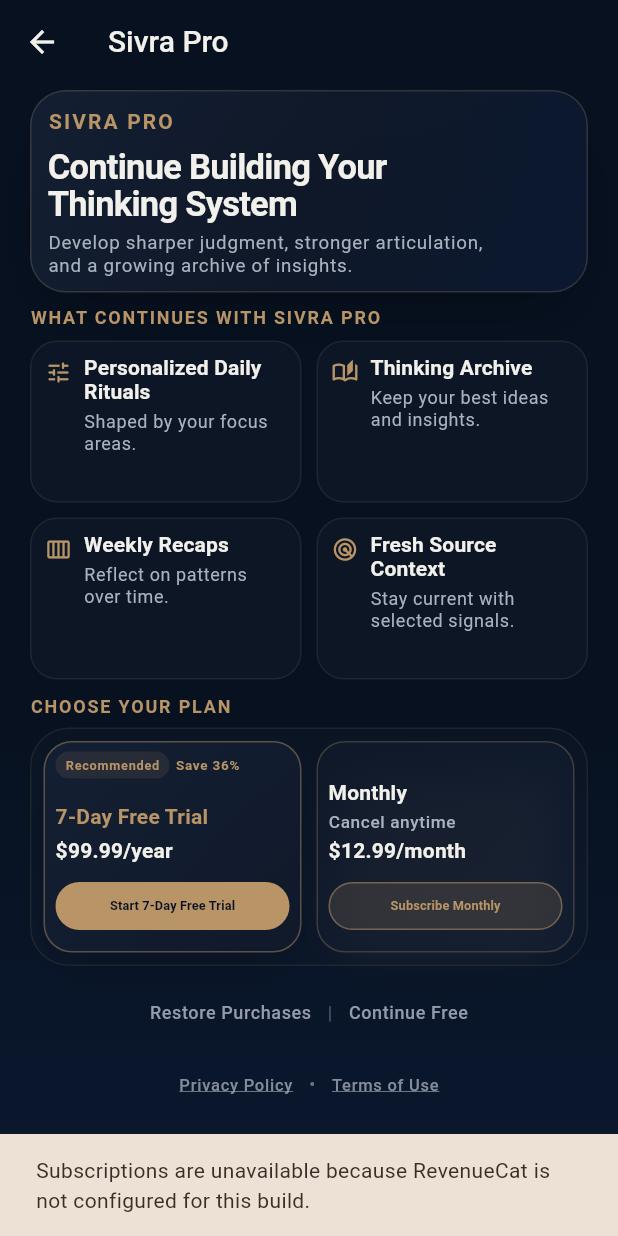
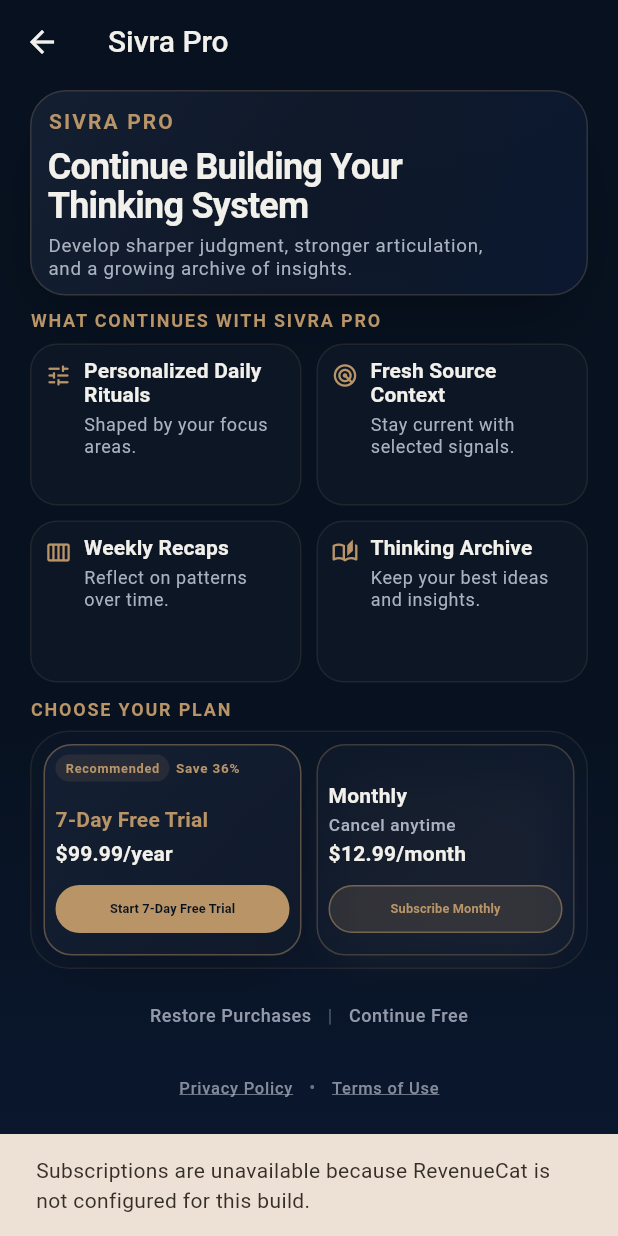
Before and after one commit to earthsongcreate-ux/Sivra, a Flutter app: the PaywallScreen screen opened directly, after a tap on "Start 7-Day Free Trial", on a phone screen of 412 x 824 dp. Run offline on Flutter 3.47's test engine with Material 3 defaults, Android fonts, the phone set to English and light mode, and no system bars; our stand-ins replace cloud_firestore, firebase_auth, firebase_core; missing offline and left inert: purchases_flutter; accounts and stored records are empty; network calls fail.

Commit message:
Verify release paywall and onboarding flow

```diff
--- a/apps/sivra/lib/screens/bootstrap_screen.dart
+++ b/apps/sivra/lib/screens/bootstrap_screen.dart
@@ -32,6 +32,7 @@
 
     try {
       await EntitlementService.instance.configure(appUserId: user.uid);
+      await EntitlementService.instance.currentState();
     } catch (_) {
       // Purchase status should not block the core ritual flow.
     }
--- a/apps/sivra/lib/screens/paywall_screen.dart
+++ b/apps/sivra/lib/screens/paywall_screen.dart
@@ -1,3 +1,5 @@
+import 'dart:async';
+
 import 'package:flutter/material.dart';
 import 'package:flutter/services.dart';
 import 'package:purchases_flutter/purchases_flutter.dart';
@@ -34,6 +36,7 @@
   final String price;
   final bool recommended;
   final bool hasTrial;
+  final String? trialLabel;
   final Package? package;
 
   const PaywallPlan({
@@ -41,6 +44,7 @@
     required this.price,
     required this.recommended,
     required this.hasTrial,
+    this.trialLabel,
     this.package,
   });
 
@@ -51,11 +55,15 @@
   late Future<List<PaywallPlan>> _plans;
   String? _processingPlanId;
   bool _restoring = false;
+  bool _paywallImpressionTracked = false;
 
   @override
   void initState() {
     super.initState();
     _plans = _loadPlans();
+    WidgetsBinding.instance.addPostFrameCallback((_) {
+      unawaited(_trackPaywallImpression());
+    });
   }
 
   Future<List<PaywallPlan>> _loadPlans() async {
@@ -64,35 +72,12 @@
       return previewPlans;
     }
 
-    try {
     final packages = await EntitlementService.instance.availablePackages();
     final annual = _findPackage(packages, annual: true);
     final monthly = _findPackage(packages, annual: false);
-      return <PaywallPlan>[
-        PaywallPlan(
-          id: 'annual',
-          price: _priceWithPeriod(
-            annual?.storeProduct.priceString,
-            fallback: r'$99.99/year',
-            period: 'year',
-          ),
-          recommended: true,
-          hasTrial: true,
-          package: annual,
-        ),
-        PaywallPlan(
-          id: 'monthly',
-          price: _priceWithPeriod(
-            monthly?.storeProduct.priceString,
-            fallback: r'$12.99/month',
-            period: 'month',
-          ),
-          recommended: false,
-          hasTrial: false,
-          package: monthly,
-        ),
-      ];
-    } catch (_) {
+
+    if (annual == null || monthly == null) {
+      if (!AppEnvironment.revenueCatConfigured) {
         return const <PaywallPlan>[
           PaywallPlan(
             id: 'annual',
@@ -107,6 +92,92 @@
             hasTrial: false,
           ),
         ];
+      }
+
+      throw StateError('RevenueCat offerings did not include annual/monthly.');
+    }
+
+    return <PaywallPlan>[
+      PaywallPlan(
+        id: 'annual',
+        price: annual.storeProduct.priceString,
+        recommended: true,
+        hasTrial: _hasTrialOffer(annual.storeProduct),
+        trialLabel: _trialLabelForProduct(annual.storeProduct),
+        package: annual,
+      ),
+      PaywallPlan(
+        id: 'monthly',
+        price: monthly.storeProduct.priceString,
+        recommended: false,
+        hasTrial: false,
+        package: monthly,
+      ),
+    ];
+  }
+
+  bool _hasTrialOffer(StoreProduct product) {
+    if (product.introductoryPrice != null) {
+      return true;
+    }
+
+    final defaultOption = product.defaultOption;
+    if (defaultOption == null) {
+      return false;
+    }
+
+    return defaultOption.pricingPhases.any(
+      (phase) => phase.offerPaymentMode == OfferPaymentMode.freeTrial,
+    );
+  }
+
+  String? _trialLabelForProduct(StoreProduct product) {
+    final introductoryPrice = product.introductoryPrice;
+    if (introductoryPrice != null) {
+      return '${_periodLabel(introductoryPrice.periodNumberOfUnits, introductoryPrice.periodUnit)} Free Trial';
+    }
+
+    final freePhase = product.defaultOption?.freePhase;
+    final period = freePhase?.billingPeriod;
+    if (period == null) {
+      return null;
+    }
+
+    return '${_periodLabel(period.value, period.unit)} Free Trial';
+  }
+
+  String _periodLabel(int units, PeriodUnit unit) {
+    final amount = units == 1 ? '1' : '$units';
+    final periodName = switch (unit) {
+      PeriodUnit.day => units == 1 ? 'Day' : 'Days',
+      PeriodUnit.week => units == 1 ? 'Week' : 'Weeks',
+      PeriodUnit.month => units == 1 ? 'Month' : 'Months',
+      PeriodUnit.year => units == 1 ? 'Year' : 'Years',
+      _ => 'Period',
+    };
+    return '$amount-$periodName';
+  }
+
+  Future<void> _trackPaywallImpression() async {
+    if (_paywallImpressionTracked ||
+        !mounted ||
+        widget.previewPlans != null ||
+        !EntitlementService.instance.isConfigured) {
+      return;
+    }
+
+    _paywallImpressionTracked = true;
+    try {
+      await Purchases.trackCustomPaywallImpression(
+        params: const CustomPaywallImpressionParams(
+          paywallId: 'sivra-custom-paywall',
+        ),
+      );
+    } catch (error, stackTrace) {
+      debugPrint(
+        '[RevenueCat] Paywall impression tracking failed: '
+        '$error\n$stackTrace',
+      );
     }
   }
 
@@ -125,18 +196,6 @@
       }
     }
     return null;
-  }
-
-  String _priceWithPeriod(
-    String? price, {
-    required String fallback,
-    required String period,
-  }) {
-    final value = price?.trim();
-    if (value == null || value.isEmpty) {
-      return fallback;
-    }
-    return value.contains('/') ? value : '$value/$period';
   }
 
   Future<void> _purchase(PaywallPlan plan) async {
@@ -339,9 +398,9 @@
               detail: 'Shaped by your focus areas.',
             ),
             _BenefitData(
-              icon: Icons.auto_stories_outlined,
-              title: 'Thinking Archive',
-              detail: 'Keep your best ideas and insights.',
+              icon: Icons.radar_outlined,
+              title: 'Fresh Source Context',
+              detail: 'Stay current with selected signals.',
             ),
             _BenefitData(
               icon: Icons.calendar_view_week_outlined,
@@ -349,9 +408,9 @@
               detail: 'Reflect on patterns over time.',
             ),
             _BenefitData(
-              icon: Icons.radar_outlined,
-              title: 'Fresh Source Context',
-              detail: 'Stay current with selected signals.',
+              icon: Icons.auto_stories_outlined,
+              title: 'Thinking Archive',
+              detail: 'Keep your best ideas and insights.',
             ),
           ],
         ),
@@ -499,7 +558,7 @@
               fontWeight: FontWeight.w600,
               letterSpacing: -0.5,
               height: 1.1,
-              fontSize: compact ? 20 : 23,
+              fontSize: compact ? 21 : 24,
             ),
           ),
           SizedBox(height: compact ? 5 : 6),
@@ -577,7 +636,7 @@
         compact ? 7 : 9,
         compact ? 7 : 9,
         compact ? 7 : 9,
-        compact ? 7 : 8,
+        compact ? 5 : 6,
       ),
       decoration: BoxDecoration(
         color: SivraColors.surface.withValues(alpha: 0.5),
@@ -800,13 +859,10 @@
                   SizedBox(height: compact ? 14 : 16),
                 const Spacer(),
                 Text(
-                  plan.hasTrial ? '7-Day Free Trial' : 'Monthly',
+                  plan.trialLabel ??
+                      (plan.hasTrial ? '7-Day Free Trial' : 'Monthly'),
                   maxLines: 1,
-                  style:
-                      (plan.hasTrial
-                              ? Theme.of(context).textTheme.titleMedium
-                              : Theme.of(context).textTheme.titleMedium)
-                          ?.copyWith(
+                  style: Theme.of(context).textTheme.titleMedium?.copyWith(
                     color: plan.hasTrial
                         ? SivraColors.bronze
                         : SivraColors.warmIvory,
--- a/apps/sivra/lib/services/entitlement_service.dart
+++ b/apps/sivra/lib/services/entitlement_service.dart
@@ -118,7 +118,9 @@
         '[RevenueCat] Purchasing package ${package.identifier} '
         '(${package.storeProduct.identifier}).',
       );
-      final result = await Purchases.purchase(PurchaseParams.package(package));
+      // RevenueCat still supports purchasePackage() for custom paywalls.
+      // ignore: deprecated_member_use
+      final result = await Purchases.purchasePackage(package);
       return _stateFromCustomerInfo(result.customerInfo);
     } on PlatformException catch (error, stackTrace) {
       debugPrint(
```
Also changed, not shown: 1 other file. Lines whose indentation alone changed are shown as unchanged.
